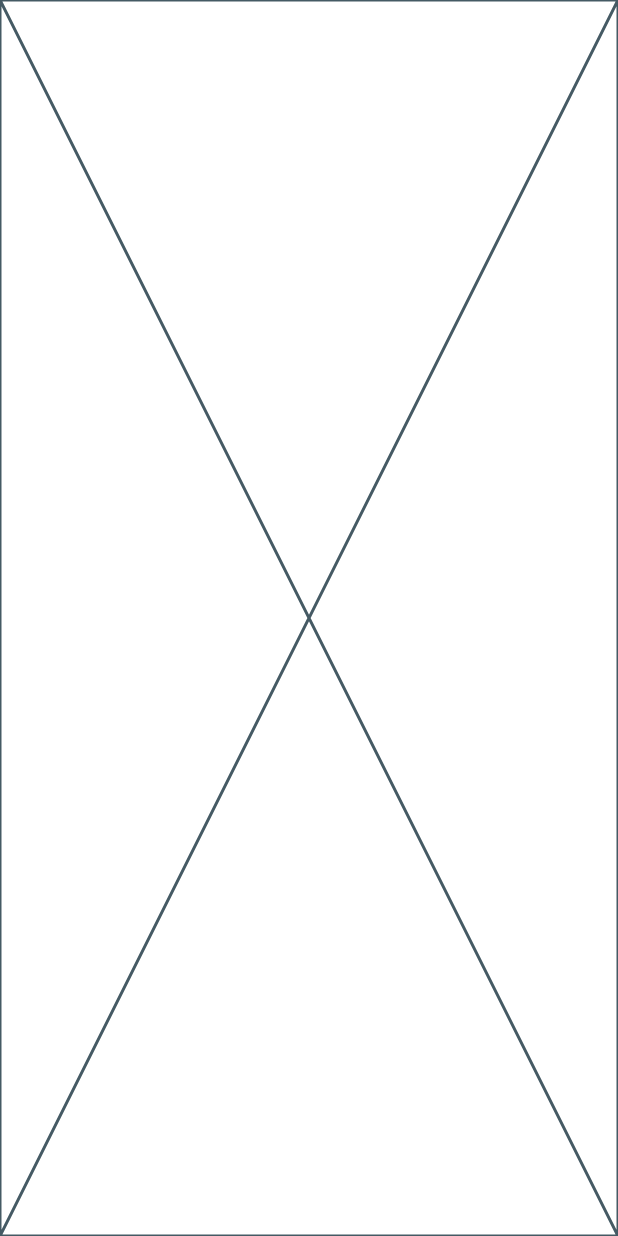
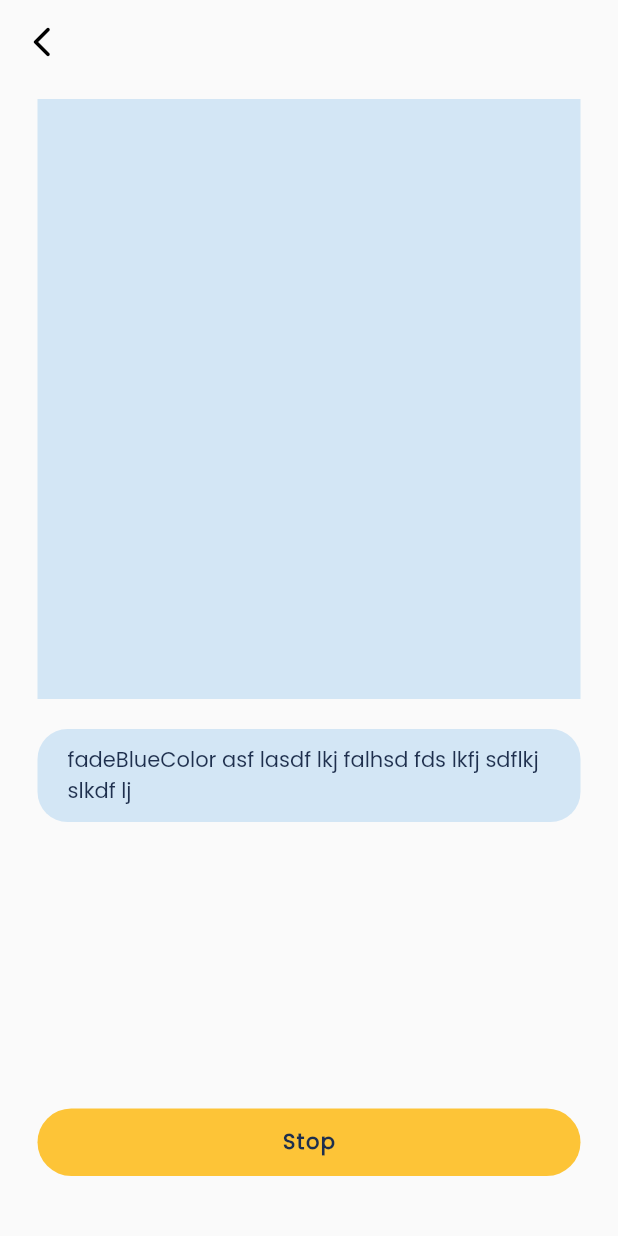
Before and after one commit to Hakudon/capmelive-ui, a Flutter app: the screen it shows after launch, after a tap on "Try Now", on a phone screen of 412 x 824 dp. Run offline on Flutter 3.47's test engine with Material 2 defaults, Android fonts, the phone set to English and light mode, and no system bars.

Commit message:
ui: create live caption screen

```diff
--- a/cammelive/lib/screens/live_caption.dart
+++ b/cammelive/lib/screens/live_caption.dart
@@ -1,11 +1,59 @@
-import 'package:flutter/src/widgets/framework.dart';
-import 'package:flutter/src/widgets/placeholder.dart';
+import 'package:cammelive/constants/colors.dart';
+import 'package:cammelive/constants/text_styles.dart';
+import 'package:cammelive/utils/navigator.dart';
+import 'package:cammelive/widgets/custom_button.dart';
+import 'package:flutter/material.dart';
 
 class LiveCaptionScreen extends StatelessWidget {
   const LiveCaptionScreen({super.key});
 
   @override
   Widget build(BuildContext context) {
-    return const Placeholder();
+    bool isStop = true;
+    return Scaffold(
+      appBar: AppBar(
+        backgroundColor: Colors.transparent,
+        elevation: 0,
+        leading: IconButton(
+          onPressed: () => navigateBack(context: context),
+          icon: const Icon(
+            Icons.arrow_back_ios_new_rounded,
+            color: Colors.black,
+          ),
+        ),
+      ),
+      body: Padding(
+        padding:
+            const EdgeInsets.only(left: 25, right: 25, top: 10, bottom: 40),
+        child: Column(children: [
+          Container(
+            height: 400,
+            color: AppColor.boxColor,
+          ),
+          const SizedBox(
+            height: 20,
+          ),
+          Container(
+            width: MediaQuery.of(context).size.width,
+            padding: const EdgeInsets.symmetric(horizontal: 20, vertical: 10),
+            decoration: BoxDecoration(
+              borderRadius: BorderRadius.circular(20),
+              color: AppColor.boxColor,
+            ),
+            child: Text(
+              "fadeBlueColor asf lasdf lkj falhsd fds lkfj sdflkj slkdf lj",
+              style: normalStyle(
+                  weight: FontWeight.w500, color: AppColor.secondaryColor),
+            ),
+          ),
+          Expanded(child: Container()),
+          customButton(
+            isStop ? "Stop" : "Start",
+            width: MediaQuery.of(context).size.width,
+            onPress: () {},
+          )
+        ]),
+      ),
+    );
   }
 }
```
